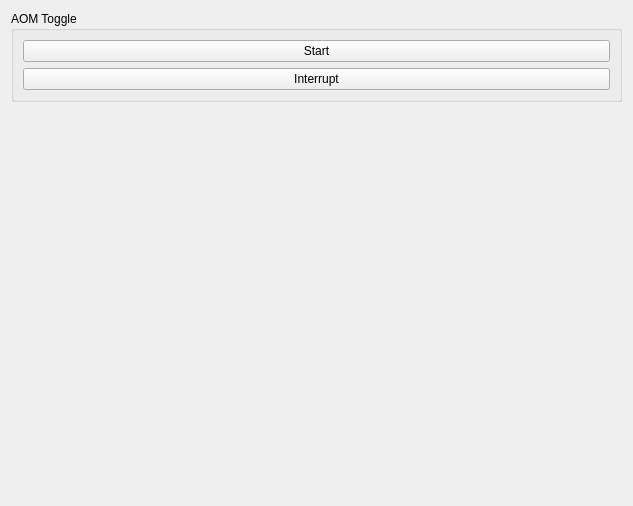
Qt form quantum_sensing/experimental_microscope/utils.ui (saahitmog/quantum-sensing) before a commit.
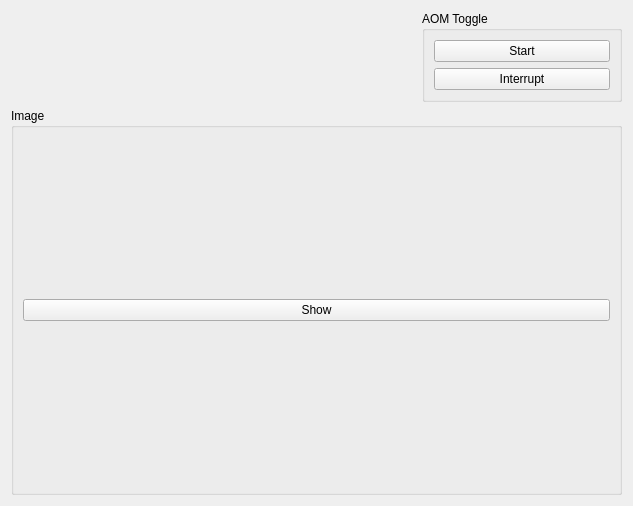
The same form after that commit.

```diff
--- a/quantum_sensing/experimental_microscope/utils.ui
+++ b/quantum_sensing/experimental_microscope/utils.ui
@@ -42,6 +42,23 @@
     </widget>
    </item>
 
+   <item row="1" column="0" colspan="3">
+    <widget class="QGroupBox" name="plot_groupBox">
+     <property name="title">
+      <string>Image</string>
+     </property>
+     <layout class="QVBoxLayout" name="verticalLayout">
+      <item>
+       <widget class="QPushButton" name="show_pushButton">
+        <property name="text">
+         <string>Show</string>
+        </property>
+       </widget>
+      </item>
+     </layout>
+    </widget>
+   </item>
+
   </layout>
  </widget>
  <resources/>
```
